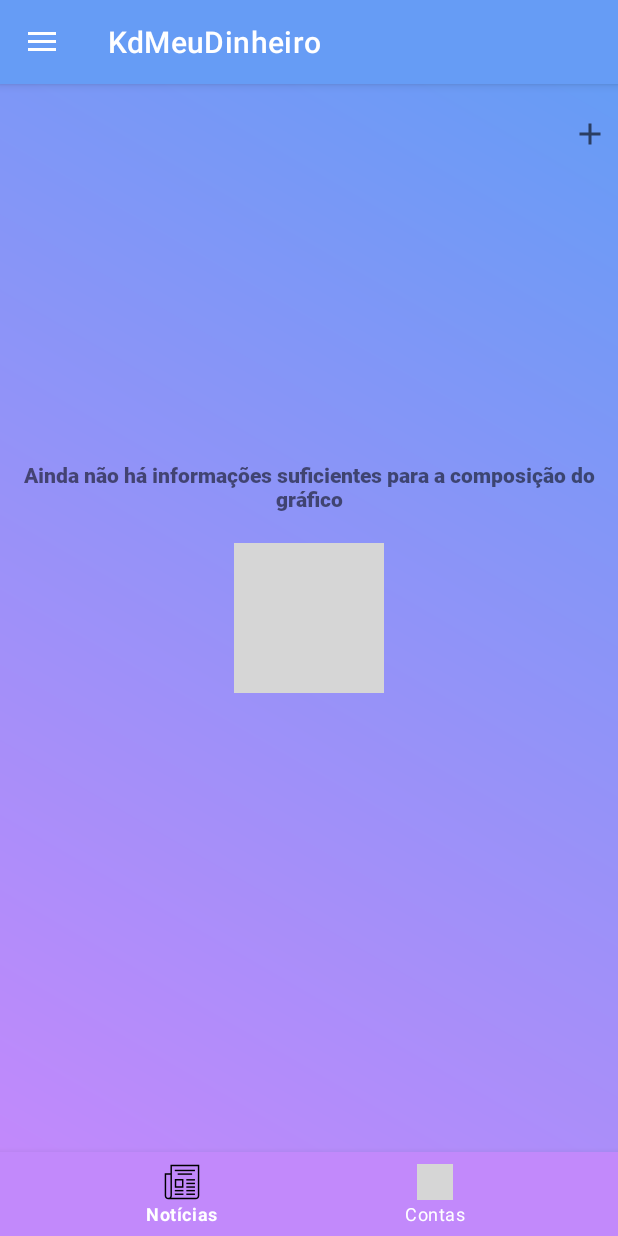
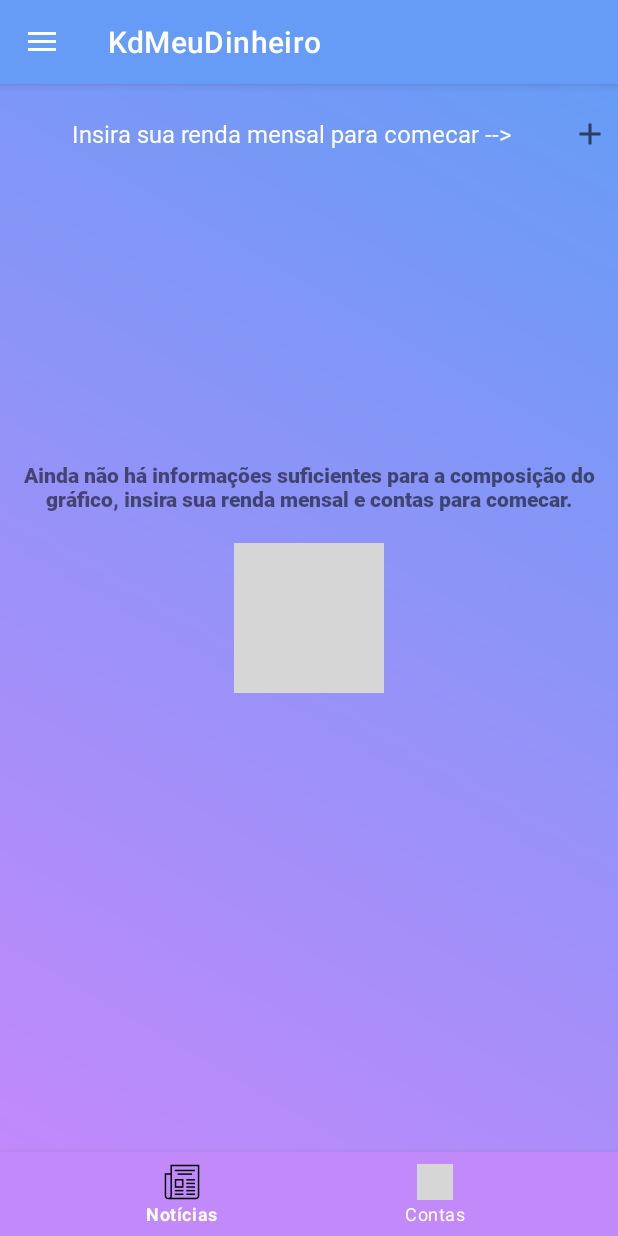
Before and after one commit to KdMeuDinSerasa/kdmeudinAppFinal, an Android app: the MainFragment screen opened directly, with no data from a screen before it, on a phone screen of 412 x 824 dp. Run offline under Robolectric (Android 15) with nearby library versions, the phone set to English and light mode, and no system bars; our stand-ins replace CircleImageView, Dagger/Hilt's generated code, Firebase (no records; nobody signed in at launch, a user with empty details on screens opened directly), navigation-ui; pictures from the network do not load; 4 statements that could not run were skipped; grey boxes are pictures that could not be loaded.

Commit message:
added more feedback and bug fix

```diff
--- a/app/src/main/java/com/example/kdmeudinheiro/bottomSheet/BottomSheetTips.kt
+++ b/app/src/main/java/com/example/kdmeudinheiro/bottomSheet/BottomSheetTips.kt
@@ -5,7 +5,7 @@ import com.example.kdmeudinheiro.R
 import com.example.kdmeudinheiro.databinding.TipBillLayoutBinding
 import com.google.android.material.bottomsheet.BottomSheetDialog
 
-class BottomSheetTips(val parentView: View) {
+class BottomSheetTips(private val parentView: View) {
 
     private lateinit var bottomSheetView: View
     private lateinit var bottomSheetDialog: BottomSheetDialog /* Dismiss method needs to be implemented aways here*/
--- a/app/src/main/java/com/example/kdmeudinheiro/services/NotificationWorkManager.kt
+++ b/app/src/main/java/com/example/kdmeudinheiro/services/NotificationWorkManager.kt
@@ -20,7 +20,7 @@ class NotificationWorkManager(val context: Context, param: WorkerParameters) :
 
     override fun doWork(): Result {
 
-        checkBills()
+         checkBills()
         return Result.success()
     }
 
--- a/app/src/main/java/com/example/kdmeudinheiro/utils/Extensions.kt
+++ b/app/src/main/java/com/example/kdmeudinheiro/utils/Extensions.kt
@@ -1,6 +1,9 @@
 package com.example.kdmeudinheiro.utils
 
+import android.content.Context
 import android.net.ConnectivityManager
+import android.net.NetworkCapabilities
+import android.os.Build
 import android.text.TextUtils
 import android.util.Patterns
 import android.view.Gravity
--- a/app/src/main/java/com/example/kdmeudinheiro/view/MainFragment.kt
+++ b/app/src/main/java/com/example/kdmeudinheiro/view/MainFragment.kt
@@ -56,18 +56,19 @@ class MainFragment : Fragment(R.layout.main_fragment), ChartClickInterceptor {
 
         viewModel.mIncomeModel.observe(viewLifecycleOwner, {
             if (it != null) {
+                binding.addYourIncomeWarn.visibility = View.GONE
                 val auxFormat = it.income.toDouble()
                 binding.incomeValue.text = "Renda Mensal: ${auxFormat.formatCurrency()}"
                 incomeValue = it
                 viewModel.getOutcome(userId)
-            }
-            else{
+            } else {
+                binding.addYourIncomeWarn.visibility = View.VISIBLE
                 binding.tvNoGraph.visibility = View.VISIBLE
                 binding.ivNoGraph.visibility = View.VISIBLE
             }
         })
         viewModel.mError.observe(viewLifecycleOwner, {
-           feedback(requireView(), R.string.error_to_excute_action, R.color.failure)
+            feedback(requireView(), R.string.error_to_excute_action, R.color.failure)
         })
         viewModel.articlesList.observe(viewLifecycleOwner, {
             articlesList.clear()
@@ -93,6 +94,7 @@ class MainFragment : Fragment(R.layout.main_fragment), ChartClickInterceptor {
                 binding.ivGraphLegend.cardLegend.visibility = View.VISIBLE
                 binding.ivNoGraph.visibility = View.GONE
                 binding.tvNoGraph.visibility = View.GONE
+                binding.addYourIncomeWarn.visibility = View.GONE
                 PieChartClass(
                     requireView(),
                     it,
--- a/app/src/main/java/com/example/kdmeudinheiro/view/NewsLetterFragment.kt
+++ b/app/src/main/java/com/example/kdmeudinheiro/view/NewsLetterFragment.kt
@@ -13,6 +13,7 @@ import com.example.kdmeudinheiro.adapter.AdapterNews
 import com.example.kdmeudinheiro.databinding.NewsLetterFragmentBinding
 import com.example.kdmeudinheiro.interfaces.ClickNews
 import com.example.kdmeudinheiro.model.NewsLetter
+import com.example.kdmeudinheiro.utils.checkConnection
 import com.example.kdmeudinheiro.viewModel.NewsLetterViewModel
 import dagger.hilt.android.AndroidEntryPoint
 
--- a/app/src/main/res/layout/main_fragment.xml
+++ b/app/src/main/res/layout/main_fragment.xml
@@ -7,6 +7,21 @@
     android:layout_height="match_parent"
     android:background="@drawable/bg_default"
     tools:context=".view.MainFragment">
+
+    <TextView
+        android:id="@+id/addYourIncomeWarn"
+        android:layout_width="@dimen/default_0dp"
+        android:layout_height="wrap_content"
+        android:fontFamily="@font/roboto_regular"
+        android:text="@string/insert_income"
+        android:textColor="@color/white"
+        android:textSize="16sp"
+        android:textAlignment="center"
+        android:layout_marginTop="15dp"
+        android:visibility="invisible"
+        app:layout_constraintEnd_toStartOf="@+id/addButton"
+        app:layout_constraintStart_toStartOf="parent"
+        app:layout_constraintTop_toTopOf="parent" />
 
     <View
         android:id="@+id/view"
@@ -80,7 +95,6 @@
         app:layout_constraintTop_toBottomOf="@id/tvOutcome" />
 
     <TextView
-        android:visibility="invisible"
         android:id="@+id/tvNoGraph"
         android:layout_width="wrap_content"
         android:layout_height="wrap_content"
--- a/app/src/main/res/values/strings.xml
+++ b/app/src/main/res/values/strings.xml
@@ -43,7 +43,7 @@
     <string name="text_tip_chart_fix">Nas contas fixas, é dito por varias empresas como por exemplo: Nubank, que o ideal é que até 50% junto das suas contas mensais, mas sabemos que não é tão simples não é mesmo? então separamos algumas dicas para você! </string>
     <string name="no_bills_msg">Ainda não possui contas? Adicione agora!</string>
     <string name="no_bills_hint"><![CDATA[Adicione uma conta aqui ->]]></string>
-    <string name="no_graph">Ainda não há informações suficientes para a composição do gráfico</string>
+    <string name="no_graph">Ainda não há informações suficientes para a composição do gráfico, insira sua renda mensal e contas para comecar.</string>
     <string name="error_to_call_bills">Erro ao solicitar contas</string>
     <string name="bill_add_success">Conta adicionada com sucesso</string>
     <string name="bill_add_failure">Erro ao adicionar a conta</string>
@@ -69,4 +69,5 @@
     <string name="reset_password">Esqueci minha senha</string>
     <string name="title_to_reset_password">Informe seu email para redefinição de senha</string>
     <string name="try_again_connection">Sem Conexao, tente novamente mais tarde.</string>
+    <string name="insert_income"><![CDATA[Insira sua renda mensal para comecar -->]]></string>
 </resources>
```
